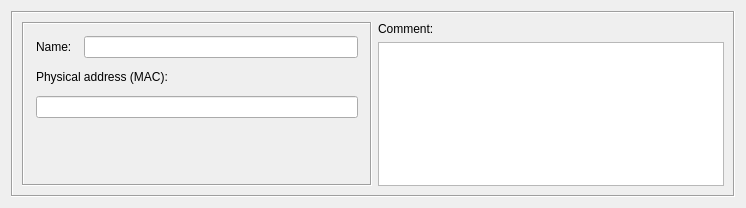
Qt form src/libgui/physaddressdialog_q.ui (fwbuilder/fwbuilder) before a commit.
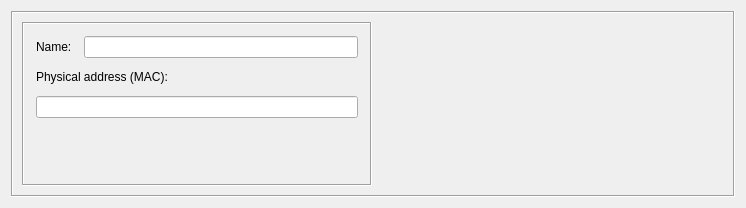
The same form after that commit. Custom widgets are drawn as their Qt base class.

Commit message:
Manually merged keyword management/filtering code from fortress. All dialogs modified to include custom keyword/comment widget.
Also added first cut at 'dynamic group' implementation.

The edit to the form file:
```diff
--- a/src/libgui/physaddressdialog_q.ui
+++ b/src/libgui/physaddressdialog_q.ui
@@ -123,44 +123,13 @@
         </layout>
        </widget>
       </item>
-      <item row="0" column="1" >
-       <widget class="QLabel" name="textLabel2" >
-        <property name="sizePolicy" >
-         <sizepolicy vsizetype="Fixed" hsizetype="Preferred" >
+      <item row="0" column="1">
+       <widget class="CommentKeywords" name="commentKeywords" native="true">
+        <property name="sizePolicy">
+         <sizepolicy hsizetype="Expanding" vsizetype="Expanding">
           <horstretch>0</horstretch>
           <verstretch>0</verstretch>
          </sizepolicy>
-        </property>
-        <property name="text" >
-         <string>Comment:</string>
-        </property>
-        <property name="wordWrap" >
-         <bool>false</bool>
-        </property>
-       </widget>
-      </item>
-      <item row="1" column="1" >
-       <widget class="TextEditWidget" name="comment" >
-        <property name="sizePolicy" >
-         <sizepolicy vsizetype="Expanding" hsizetype="Expanding" >
-          <horstretch>0</horstretch>
-          <verstretch>100</verstretch>
-         </sizepolicy>
-        </property>
-        <property name="minimumSize" >
-         <size>
-          <width>200</width>
-          <height>0</height>
-         </size>
-        </property>
-        <property name="maximumSize" >
-         <size>
-          <width>16777215</width>
-          <height>180</height>
-         </size>
-        </property>
-        <property name="tabChangesFocus" >
-         <bool>true</bool>
         </property>
        </widget>
       </item>
@@ -171,14 +140,10 @@
  </widget>
  <customwidgets>
   <customwidget>
-   <class>TextEditWidget</class>
-   <extends>QTextEdit</extends>
-   <header>TextEditWidget.h</header>
-  </customwidget>
-  <customwidget>
-   <class>QLineEdit</class>
-   <extends>QLineEdit</extends>
-   <header>QLineEdit.h</header>
+   <class>CommentKeywords</class>
+   <extends>QWidget</extends>
+   <header>CommentKeywords.h</header>
+   <container>1</container>
   </customwidget>
  </customwidgets>
  <tabstops>
```
Left out of the diff: 128 changed lines with no effect on the pictures. The commit also changes 87 other files.
